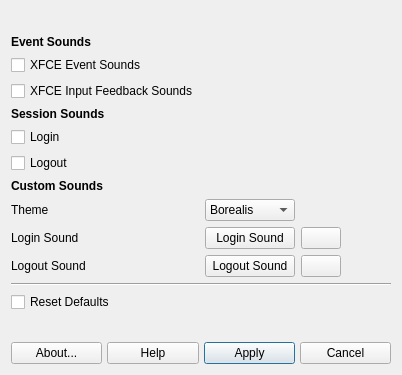
This is mxsystemsounds.ui in MX-Linux/mx-system-sounds as Qt 5 draws it before an edit. The edited form follows.
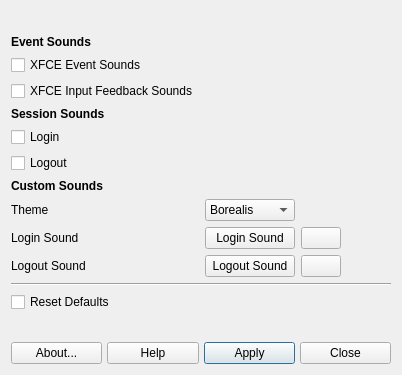
This is the edited form. Icons and pictures are not drawn.

Commit message: additionl checkboxes working modified cancel button to close

Patch:
```diff
--- a/mxsystemsounds.ui
+++ b/mxsystemsounds.ui
@@ -290,7 +290,7 @@
         <string>Quit application</string>
        </property>
        <property name="text">
-        <string>Cancel</string>
+        <string>Close</string>
        </property>
        <property name="icon">
         <iconset>
```
Left out of the diff: 2 changed lines with no effect on the pictures. The commit also changes 1 other file.
